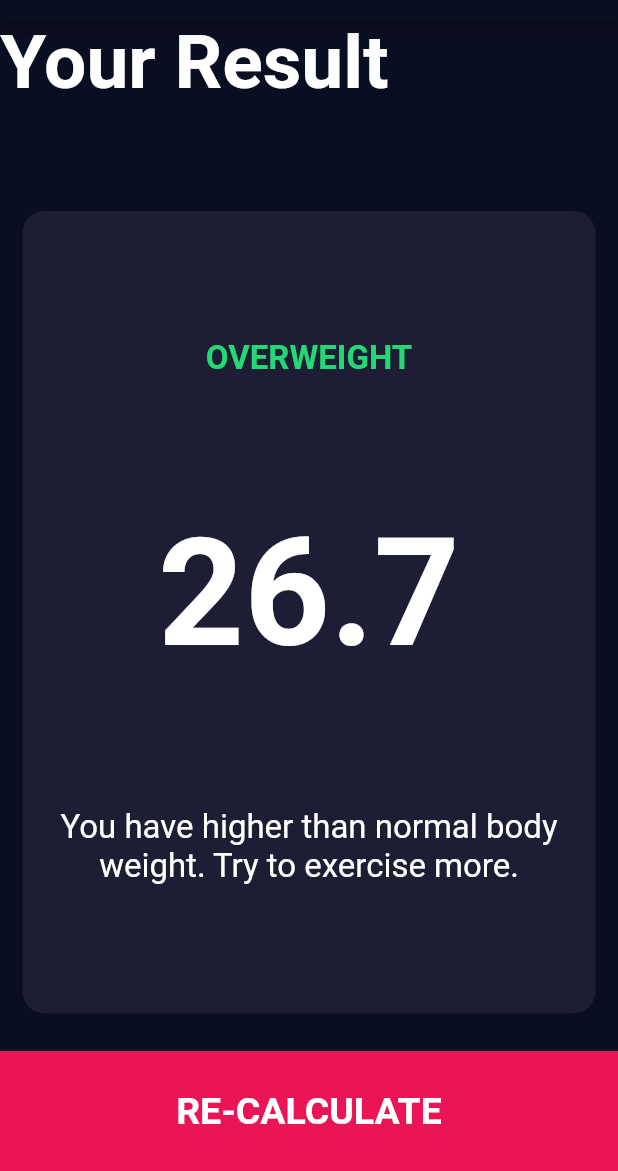
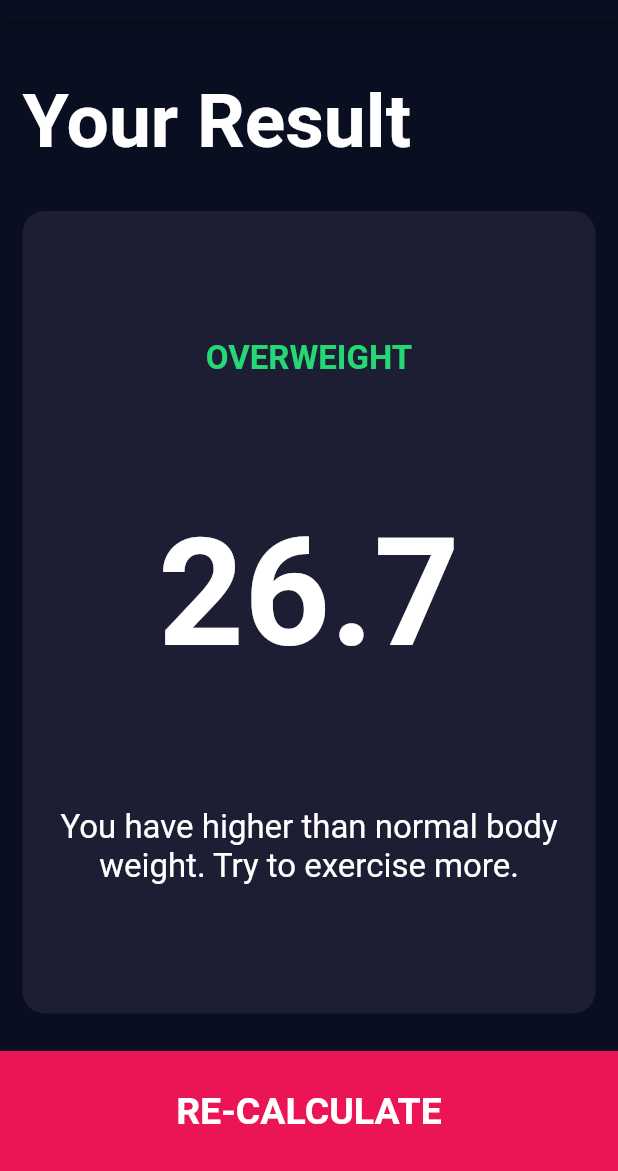
Before and after one commit to ankanSikdar/flutter-bmi-calculator, a Flutter app: the ResultsPage screen opened directly, on a phone screen of 412 x 824 dp, the part 65-1236 px from its top. Run offline on Flutter 3.47's test engine with Material 2 defaults, Android fonts, the phone set to English and light mode, and no system bars; our stand-ins replace font_awesome_flutter.

Commit message:
Tweaked the Style of Results Title Text

```diff
--- a/lib/results_page.dart
+++ b/lib/results_page.dart
@@ -17,6 +17,8 @@ class ResultsPage extends StatelessWidget {
           Expanded(
             flex: 1,
             child: Container(
+              padding: EdgeInsets.all(15.0),
+              alignment: Alignment.bottomLeft,
               child: Text(
                 'Your Result',
                 style: kTitleTextStyle,
```
